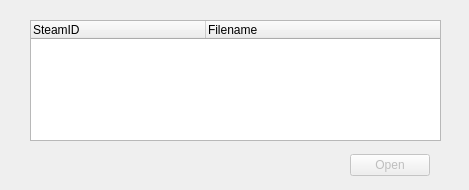
This is PySteamAuth/UIs/accountchoserdialog.ui in PMArkive/PySteamAuth as Qt 5 draws it before an edit. The edited form follows.
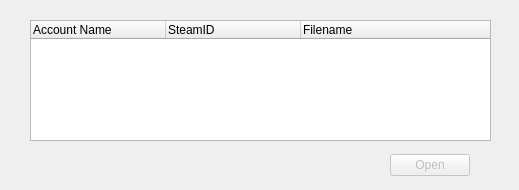
This is the edited form.

What changed in the file:
```diff
--- a/PySteamAuth/UIs/accountchoserdialog.ui
+++ b/PySteamAuth/UIs/accountchoserdialog.ui
@@ -9,7 +9,7 @@
    <rect>
     <x>0</x>
     <y>0</y>
-    <width>469</width>
+    <width>519</width>
     <height>190</height>
    </rect>
   </property>
@@ -31,7 +31,7 @@
    </property>
    <property name="geometry">
     <rect>
-     <x>350</x>
+     <x>390</x>
      <y>150</y>
      <width>80</width>
      <height>31</height>
@@ -46,7 +46,7 @@
     <rect>
      <x>30</x>
      <y>20</y>
-     <width>411</width>
+     <width>461</width>
      <height>121</height>
     </rect>
    </property>
@@ -72,11 +72,16 @@
     <bool>false</bool>
    </property>
    <attribute name="headerDefaultSectionSize">
-    <number>175</number>
+    <number>135</number>
    </attribute>
    <attribute name="headerMinimumSectionSize">
-    <number>175</number>
+    <number>100</number>
    </attribute>
+   <column>
+    <property name="text">
+     <string>Account Name</string>
+    </property>
+   </column>
    <column>
     <property name="text">
      <string>SteamID</string>
```
Left out of the diff: 3 changed lines with no effect on the pictures.
